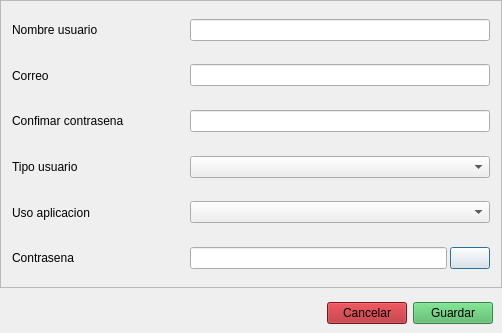
jhocepSan/deskopCandiaCar, file view/ModalUsuario.ui: the form before one commit.
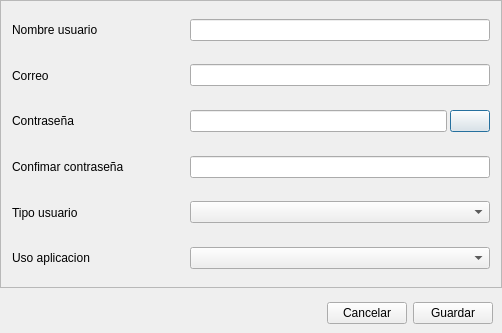
The form after the commit.

The edit to the form file:
```diff
--- a/view/ModalUsuario.ui
+++ b/view/ModalUsuario.ui
@@ -112,6 +112,83 @@
         </layout>
        </widget>
       </item>
+      <item>
+       <widget class="QFrame" name="frame_6">
+        <property name="frameShape">
+         <enum>QFrame::NoFrame</enum>
+        </property>
+        <property name="frameShadow">
+         <enum>QFrame::Raised</enum>
+        </property>
+        <layout class="QHBoxLayout" name="horizontalLayout_4" stretch="4,7">
+         <property name="leftMargin">
+          <number>2</number>
+         </property>
+         <property name="topMargin">
+          <number>0</number>
+         </property>
+         <property name="rightMargin">
+          <number>2</number>
+         </property>
+         <property name="bottomMargin">
+          <number>0</number>
+         </property>
+         <item>
+          <widget class="QLabel" name="label_4">
+           <property name="text">
+            <string>Contraseña</string>
+           </property>
+           <property name="alignment">
+            <set>Qt::AlignLeading|Qt::AlignLeft|Qt::AlignVCenter</set>
+           </property>
+          </widget>
+         </item>
+         <item>
+          <widget class="QFrame" name="frame_9">
+           <property name="frameShape">
+            <enum>QFrame::NoFrame</enum>
+           </property>
+           <property name="frameShadow">
+            <enum>QFrame::Raised</enum>
+           </property>
+           <layout class="QHBoxLayout" name="horizontalLayout_8">
+            <property name="spacing">
+             <number>3</number>
+            </property>
+            <property name="leftMargin">
+             <number>0</number>
+            </property>
+            <property name="topMargin">
+             <number>0</number>
+            </property>
+            <property name="rightMargin">
+             <number>0</number>
+            </property>
+            <property name="bottomMargin">
+             <number>0</number>
+            </property>
+            <item>
+             <widget class="QLineEdit" name="linePassword"/>
+            </item>
+            <item>
+             <widget class="QPushButton" name="btnViewPass">
+              <property name="text">
+               <string/>
+              </property>
+              <property name="iconSize">
+               <size>
+                <width>30</width>
+                <height>30</height>
+               </size>
+              </property>
+             </widget>
+            </item>
+           </layout>
+          </widget>
+         </item>
+        </layout>
+       </widget>
+      </item>
       <item>
        <widget class="QFrame" name="frame_8">
         <property name="frameShape">
@@ -139,7 +216,7 @@
          <item>
           <widget class="QLabel" name="label_6">
            <property name="text">
-            <string>Confimar contrasena</string>
+            <string>Confimar contraseña</string>
            </property>
            <property name="alignment">
             <set>Qt::AlignLeading|Qt::AlignLeft|Qt::AlignVCenter</set>
@@ -226,83 +303,6 @@
         </layout>
        </widget>
       </item>
-      <item>
-       <widget class="QFrame" name="frame_6">
-        <property name="frameShape">
-         <enum>QFrame::NoFrame</enum>
-        </property>
-        <property name="frameShadow">
-         <enum>QFrame::Raised</enum>
-        </property>
-        <layout class="QHBoxLayout" name="horizontalLayout_4" stretch="4,7">
-         <property name="leftMargin">
-          <number>2</number>
-         </property>
-         <property name="topMargin">
-          <number>0</number>
-         </property>
-         <property name="rightMargin">
-          <number>2</number>
-         </property>
-         <property name="bottomMargin">
-          <number>0</number>
-         </property>
-         <item>
-          <widget class="QLabel" name="label_4">
-           <property name="text">
-            <string>Contrasena</string>
-           </property>
-           <property name="alignment">
-            <set>Qt::AlignLeading|Qt::AlignLeft|Qt::AlignVCenter</set>
-           </property>
-          </widget>
-         </item>
-         <item>
-          <widget class="QFrame" name="frame_9">
-           <property name="frameShape">
-            <enum>QFrame::NoFrame</enum>
-           </property>
-           <property name="frameShadow">
-            <enum>QFrame::Raised</enum>
-           </property>
-           <layout class="QHBoxLayout" name="horizontalLayout_8">
-            <property name="spacing">
-             <number>3</number>
-            </property>
-            <property name="leftMargin">
-             <number>0</number>
-            </property>
-            <property name="topMargin">
-             <number>0</number>
-            </property>
-            <property name="rightMargin">
-             <number>0</number>
-            </property>
-            <property name="bottomMargin">
-             <number>0</number>
-            </property>
-            <item>
-             <widget class="QLineEdit" name="linePassword"/>
-            </item>
-            <item>
-             <widget class="QPushButton" name="btnViewPass">
-              <property name="text">
-               <string/>
-              </property>
-              <property name="iconSize">
-               <size>
-                <width>30</width>
-                <height>30</height>
-               </size>
-              </property>
-             </widget>
-            </item>
-           </layout>
-          </widget>
-         </item>
-        </layout>
-       </widget>
-      </item>
      </layout>
     </widget>
    </item>
@@ -323,11 +323,6 @@
       </item>
       <item>
        <widget class="QPushButton" name="btnSalir">
-        <property name="styleSheet">
-         <string notr="true">QPushButton{
-background:rgb(175, 28, 35)
-}</string>
-        </property>
         <property name="text">
          <string>Cancelar</string>
         </property>
@@ -341,11 +336,6 @@
       </item>
       <item>
        <widget class="QPushButton" name="btnGuardar">
-        <property name="styleSheet">
-         <string notr="true">QPushButton{
-	background:rgb(75, 181, 96);
-}</string>
-        </property>
         <property name="text">
          <string>Guardar</string>
         </property>
```
